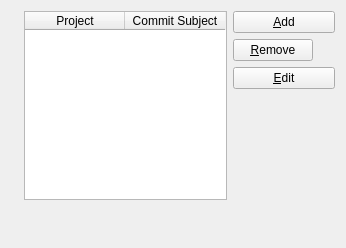
KDE/kdeplasma-addons, file applets/kdeobservatory/src/ui/kdeobservatoryconfigprojects.ui: the form before one commit.
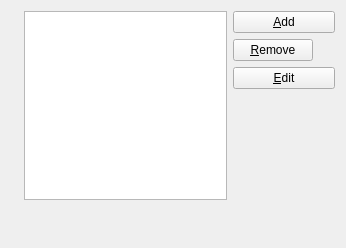
The form after the commit. Icons and pictures are not drawn. Custom widgets are drawn as their Qt base class.

Commit message: Using a model for store projects

```diff
--- a/applets/kdeobservatory/src/ui/kdeobservatoryconfigprojects.ui
+++ b/applets/kdeobservatory/src/ui/kdeobservatoryconfigprojects.ui
@@ -35,7 +35,7 @@
      <item>
       <layout class="QVBoxLayout" name="verticalLayout_3">
        <item>
-        <widget class="QTableWidget" name="projects">
+        <widget class="QTableView" name="projects">
          <property name="alternatingRowColors">
           <bool>true</bool>
          </property>
@@ -45,19 +45,6 @@
          <property name="selectionBehavior">
           <enum>QAbstractItemView::SelectRows</enum>
          </property>
-         <attribute name="verticalHeaderVisible">
-          <bool>false</bool>
-         </attribute>
-         <column>
-          <property name="text">
-           <string>Project</string>
-          </property>
-         </column>
-         <column>
-          <property name="text">
-           <string>Commit Subject</string>
-          </property>
-         </column>
         </widget>
        </item>
        <item>
```
The commit also changes 3 other files.
